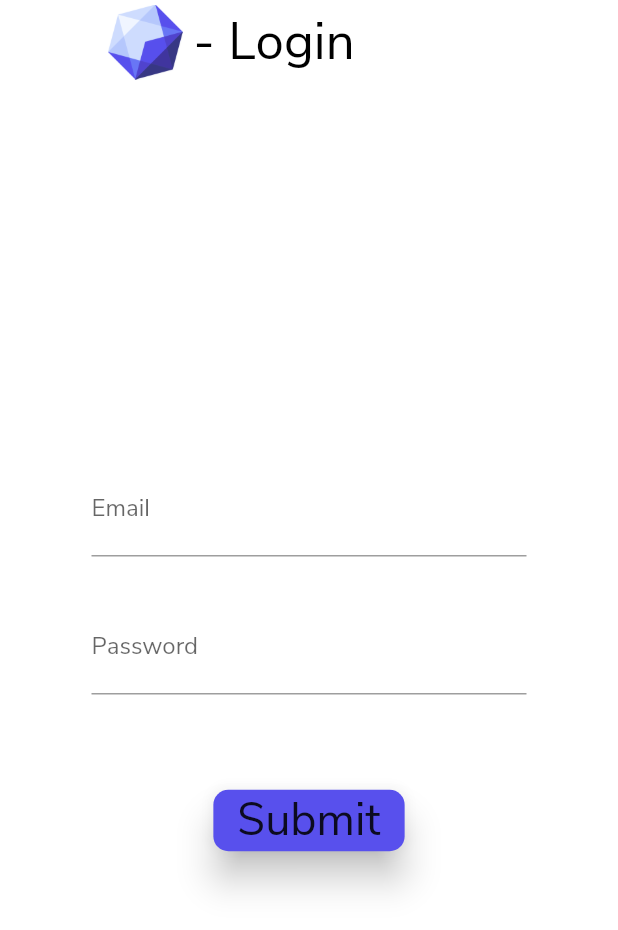
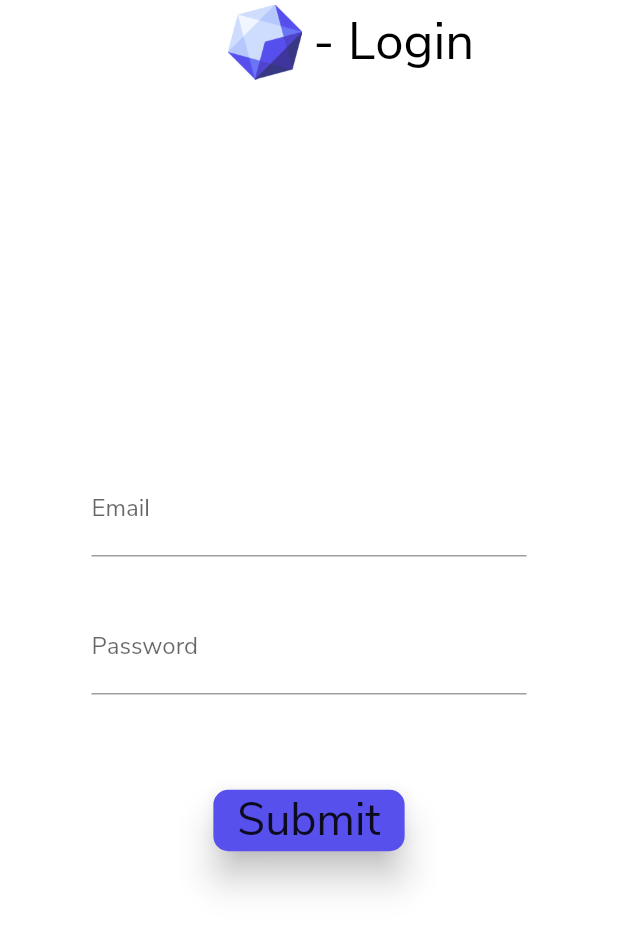
Before and after one commit to gleich/auralite-mobile, a Flutter app: the SetupLoginRoute screen opened by its route, on a phone screen of 412 x 824 dp. Shown: the top 930 px of the screen. Run offline on Flutter 3.47's test engine with Material 2 defaults, Android fonts, the phone set to English and light mode, and no system bars; our stand-ins replace flutter_staggered_animations.

Commit message:
🐛 Fix text center on android
Signed-off-by: Matthew Gleich <matthewgleich@gmail.com>

```diff
--- a/lib/routes/setup/login/login.dart
+++ b/lib/routes/setup/login/login.dart
@@ -15,8 +15,10 @@ class SetupLoginRoute extends StatelessWidget {
     String username, password;
     return Scaffold(
       appBar: AppBar(
-        title: AuraliteAppBarTitle(
-          text: 'Login',
+        title: Center(
+          child: AuraliteAppBarTitle(
+            text: 'Login',
+          ),
         ),
       ),
       body: Form(
@@ -82,7 +84,9 @@ class SetupLoginRoute extends StatelessWidget {
                   print(username);
                   print(password);
                 },
-                child: Text('Submit'),
+                child: Text(
+                  'Submit',
+                ),
               ),
             ],
           ),
```
Also changed, not shown: lib/home/home.dart (added, +8 -0 lines).
